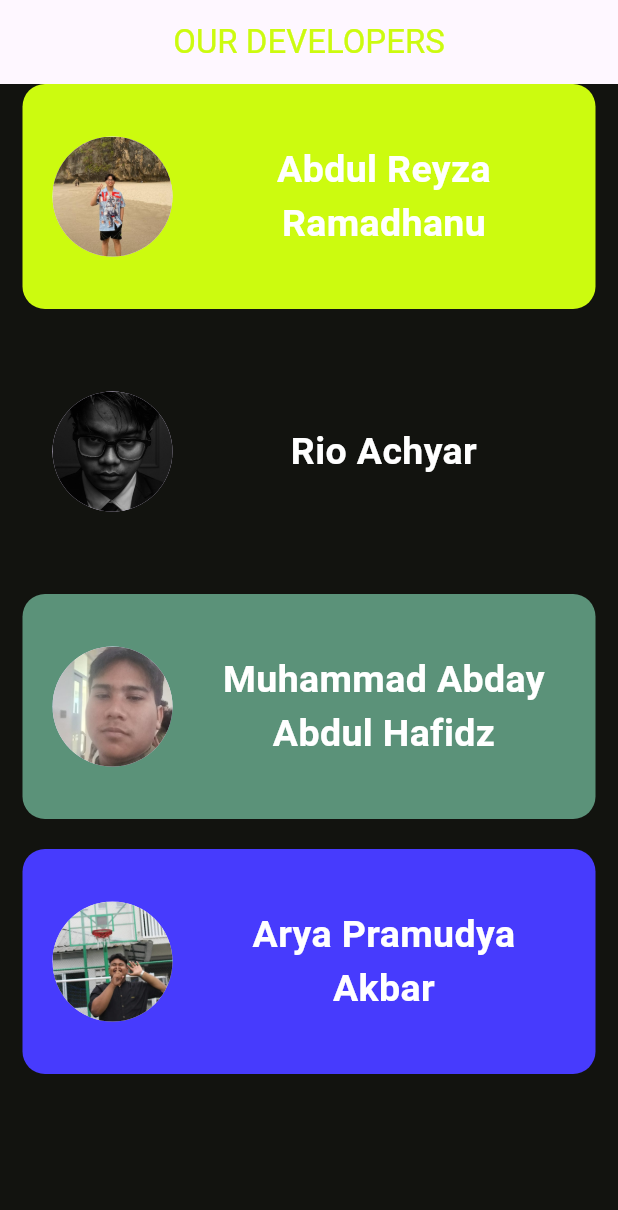
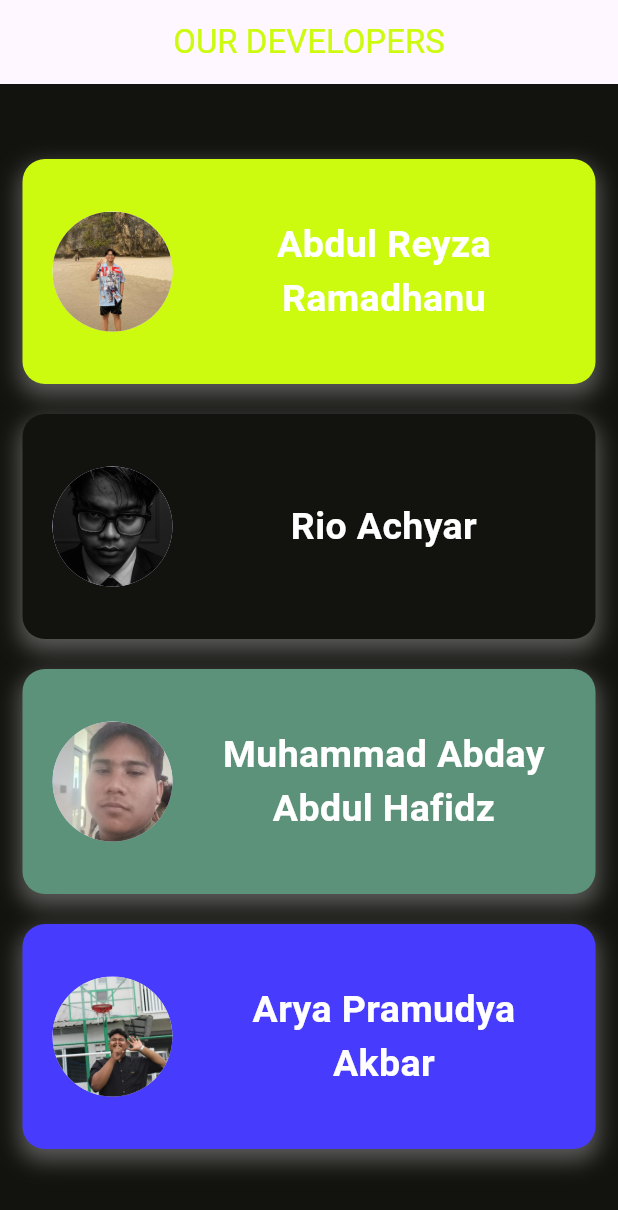
Before and after one commit to AbdulReyza/kelompok_2, a Flutter app: the AboutPage screen opened directly, on a phone screen of 412 x 824 dp. Shown: the top 1210 px of the screen. Run offline on Flutter 3.47's test engine with Material 3 defaults, Android fonts, the phone set to English and light mode, and no system bars; our stand-ins replace lottie; Roboto replaces fonts that are missing (Pixel).

Commit message:
style: add padding

```diff
--- a/lib/presentation/pages/about.dart
+++ b/lib/presentation/pages/about.dart
@@ -27,7 +27,17 @@ class _AboutPageState extends State<AboutPage> {
       backgroundColor: Color(0xFF12130F),
       appBar: myAppBar(),
       body: Center(
-          child: ListView.separated(
+          child: myDev(),
+      ),
+    );
+  }
+
+  ListView myDev() {
+    return ListView.separated(
+          padding:  EdgeInsets.only(
+            top: 50,
+            bottom: 70
+          ),
           itemCount: developers.length,
           scrollDirection: Axis.vertical,
           itemBuilder: (context, index) {
@@ -46,6 +56,14 @@ class _AboutPageState extends State<AboutPage> {
                   decoration: BoxDecoration(
                     color: developers[index].boxColor,
                     borderRadius: BorderRadius.circular(15),
+                    boxShadow: [
+                      BoxShadow(
+                        color: Colors.white.withOpacity(0.3),
+                        blurRadius: 12,
+                        spreadRadius: 2,
+                        offset: Offset(0, 6),
+                      ),
+                    ],
                   ),
                   child: Padding(
                     padding: const EdgeInsets.all(20.0),
@@ -78,8 +96,6 @@ class _AboutPageState extends State<AboutPage> {
           separatorBuilder: (context, index) {
             return SizedBox(height: 20);
           },
-          ),
-      ),
         );
   }
 }
```
Lines whose indentation alone changed are shown as unchanged.
